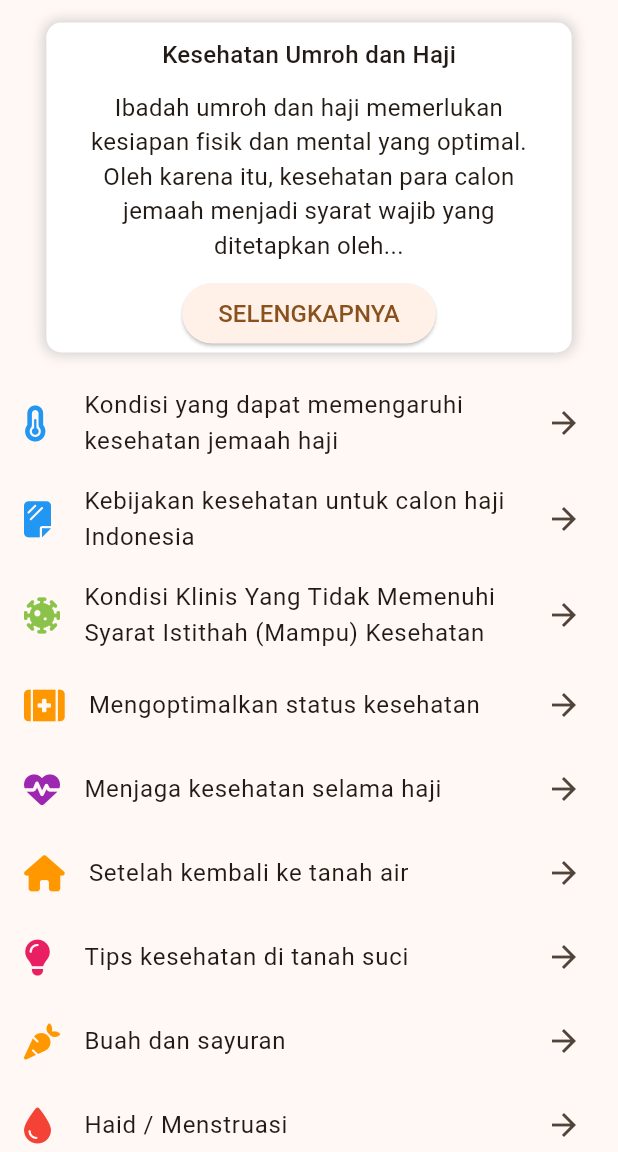
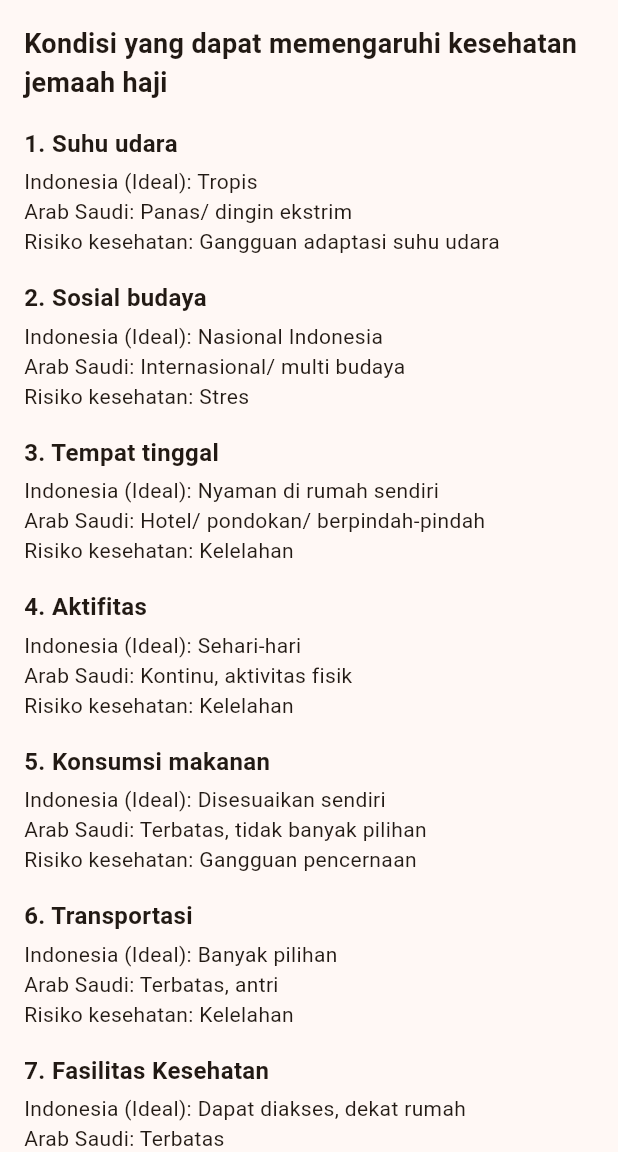
Before and after one commit to fikriymnn/ibadahku_mobile, a Flutter app: the KesehatanScreen screen opened directly, after a tap on "Kondisi yang dapat memengaruhi kesehatan", on a phone screen of 412 x 824 dp, the part 84-1236 px from its top. Run offline on Flutter 3.47's test engine with Material 3 defaults, Android fonts, the phone set to English and light mode, and no system bars; our stand-ins replace dio, flutter_svg, font_awesome_flutter, geolocator, google_maps_flutter, persistent_bottom_nav_bar_v2; missing offline and left inert: bulleted_list, flutter_qiblah.

Commit message:
add list kesehatan detail

```diff
--- a/lib/screens/BottomBarScreen.dart
+++ b/lib/screens/BottomBarScreen.dart
@@ -2,7 +2,7 @@ import 'package:flutter/material.dart';
 import 'package:font_awesome_flutter/font_awesome_flutter.dart';
 import 'package:ibadahku_mobile/constants/colors.dart';
 import 'package:ibadahku_mobile/screens/HomeScreen.dart';
-import 'package:ibadahku_mobile/screens/KesehatanScreen.dart';
+import 'package:ibadahku_mobile/screens/kesehatan/KesehatanScreen.dart';
 import 'package:ibadahku_mobile/screens/KiblatScreen.dart';
 import 'package:persistent_bottom_nav_bar_v2/persistent_bottom_nav_bar_v2.dart';
 
--- a/lib/screens/KesehatanScreen.dart
+++ b/lib/screens/kesehatan/KesehatanScreen.dart
@@ -1,10 +1,10 @@
 import 'package:flutter/material.dart';
-import 'package:ibadahku_mobile/screens/KesehatanSelengkapnyaScreen.dart';
+import 'package:ibadahku_mobile/screens/kesehatan/KesehatanSelengkapnyaScreen.dart';
 import 'package:ibadahku_mobile/widgets/kesehatanList.dart';
 import 'package:persistent_bottom_nav_bar_v2/persistent_bottom_nav_bar_v2.dart';
 
-import '../constants/colors.dart';
-import '../widgets/textWidgets.dart';
+import '../../constants/colors.dart';
+import '../../widgets/textWidgets.dart';
 
 class KesehatanScreen extends StatefulWidget {
   const KesehatanScreen({super.key});
--- /dev/null
+++ b/lib/screens/kesehatan/list1.dart
@@ -0,0 +1,125 @@
+import 'package:flutter/material.dart';
+
+import '../../constants/colors.dart';
+import '../../widgets/textWidgets.dart';
+
+class List1 extends StatelessWidget {
+  @override
+  Widget build(BuildContext context) {
+    return Scaffold(
+      appBar: AppBar(
+        centerTitle: false,
+        title: TextWidget(
+          text: "Kesehatan",
+          color: whiteColor,
+          textSize: 20,
+          isTitle: true,
+        ),
+        backgroundColor: primaryColor,
+        actions: [
+          IconButton(
+              onPressed: () {},
+              icon: Icon(
+                Icons.search,
+                color: whiteColor,
+              )),
+          IconButton(
+              onPressed: () {},
+              icon: Icon(
+                Icons.menu,
+                color: whiteColor,
+              )),
+        ],
+      ),
+      body: ListView(
+        padding: EdgeInsets.all(16.0),
+        children: [
+          Text(
+            'Kondisi yang dapat memengaruhi kesehatan jemaah haji',
+            style: TextStyle(fontSize: 18, fontWeight: FontWeight.bold),
+          ),
+          SizedBox(height: 16.0),
+          buildCondition(
+            number: '1',
+            title: 'Suhu udara',
+            indonesia: 'Tropis',
+            arabSaudi: 'Panas/ dingin ekstrim',
+            risiko: 'Gangguan adaptasi suhu udara',
+          ),
+          buildCondition(
+            number: '2',
+            title: 'Sosial budaya',
+            indonesia: 'Nasional Indonesia',
+            arabSaudi: 'Internasional/ multi budaya',
+            risiko: 'Stres',
+          ),
+          buildCondition(
+            number: '3',
+            title: 'Tempat tinggal',
+            indonesia: 'Nyaman di rumah sendiri',
+            arabSaudi: 'Hotel/ pondokan/ berpindah-pindah',
+            risiko: 'Kelelahan',
+          ),
+          buildCondition(
+            number: '4',
+            title: 'Aktifitas',
+            indonesia: 'Sehari-hari',
+            arabSaudi: 'Kontinu, aktivitas fisik',
+            risiko: 'Kelelahan',
+          ),
+          buildCondition(
+            number: '5',
+            title: 'Konsumsi makanan',
+            indonesia: 'Disesuaikan sendiri',
+            arabSaudi: 'Terbatas, tidak banyak pilihan',
+            risiko: 'Gangguan pencernaan',
+          ),
+          buildCondition(
+            number: '6',
+            title: 'Transportasi',
+            indonesia: 'Banyak pilihan',
+            arabSaudi: 'Terbatas, antri',
+            risiko: 'Kelelahan',
+          ),
+          buildCondition(
+            number: '7',
+            title: 'Fasilitas Kesehatan',
+            indonesia: 'Dapat diakses, dekat rumah',
+            arabSaudi: 'Terbatas',
+            risiko: 'Penyakit berkelanjutan',
+          ),
+          buildCondition(
+            number: '8',
+            title: 'Kepadatan Orang',
+            indonesia: 'Normal',
+            arabSaudi: 'Sangat padat',
+            risiko: 'Penularan penyakit dan cedera',
+          ),
+        ],
+      ),
+    );
+  }
+
+  Widget buildCondition({
+    required String number,
+    required String title,
+    required String indonesia,
+    required String arabSaudi,
+    required String risiko,
+  }) {
+    return Column(
+      crossAxisAlignment: CrossAxisAlignment.start,
+      children: [
+        Text(
+          '$number. $title',
+          style: TextStyle(fontSize: 16, fontWeight: FontWeight.bold),
+        ),
+        SizedBox(height: 4.0),
+        Text('Indonesia (Ideal): $indonesia'),
+        Text('Arab Saudi: $arabSaudi'),
+        Text('Risiko kesehatan: $risiko'),
+        SizedBox(height: 16.0),
+      ],
+    );
+  }
+}
--- a/lib/widgets/kesehatanList.dart
+++ b/lib/widgets/kesehatanList.dart
@@ -1,5 +1,9 @@
 import 'package:flutter/material.dart';
 import 'package:font_awesome_flutter/font_awesome_flutter.dart';
+import 'package:ibadahku_mobile/screens/kesehatan/list1.dart';
+import 'package:ibadahku_mobile/screens/kesehatan/list2.dart';
+import 'package:ibadahku_mobile/screens/kesehatan/list3.dart';
+import 'package:persistent_bottom_nav_bar_v2/persistent_bottom_nav_bar_v2.dart';
 
 class KesehatanList extends StatelessWidget {
   const KesehatanList({super.key});
@@ -21,7 +25,12 @@ class KesehatanList extends StatelessWidget {
               ),
               trailing: Icon(Icons.arrow_forward),
               onTap: () {
-                print('tapped');
+                pushWithoutNavBar(
+                  context,
+                  MaterialPageRoute(
+                    builder: (context) => List1(),
+                  ),
+                );
               },
             ),
             ListTile(
@@ -34,7 +43,12 @@ class KesehatanList extends StatelessWidget {
               ),
               trailing: Icon(Icons.arrow_forward),
               onTap: () {
-                print('tapped');
+                pushWithoutNavBar(
+                  context,
+                  MaterialPageRoute(
+                    builder: (context) => List2(),
+                  ),
+                );
               },
             ),
             ListTile(
@@ -47,7 +61,12 @@ class KesehatanList extends StatelessWidget {
               ),
               trailing: Icon(Icons.arrow_forward),
               onTap: () {
-                print('tapped');
+                pushWithoutNavBar(
+                  context,
+                  MaterialPageRoute(
+                    builder: (context) => List3(),
+                  ),
+                );
               },
             ),
             ListTile(
--- a/pubspec.yaml
+++ b/pubspec.yaml
@@ -28,6 +28,7 @@ environment:
 # the latest version available on pub.dev. To see which dependencies have newer
 # versions available, run `flutter pub outdated`.
 dependencies:
+  bulleted_list: ^0.0.1+0.1a
   cupertino_icons: ^1.0.8
   dio: ^5.7.0
   flutter:
```
Also changed, not shown: lib/screens/kesehatan/list2.dart (added, +65 -0 lines), lib/screens/kesehatan/list3.dart (added, +146 -0 lines), lib/screens/kesehatan/KesehatanSelengkapnyaScreen.dart (renamed from lib/screens/KesehatanSelengkapnyaScreen.dart), pubspec.lock.
